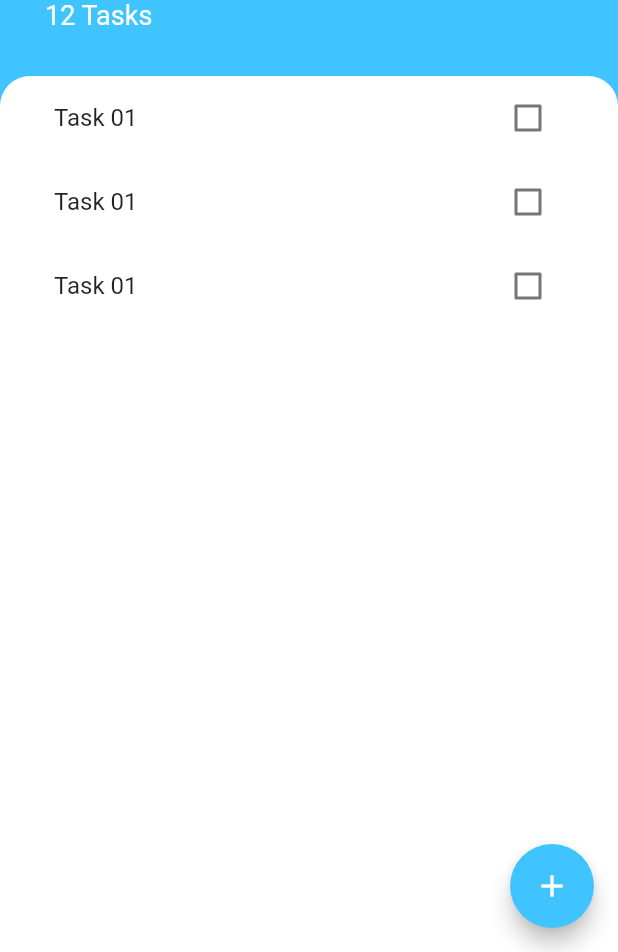
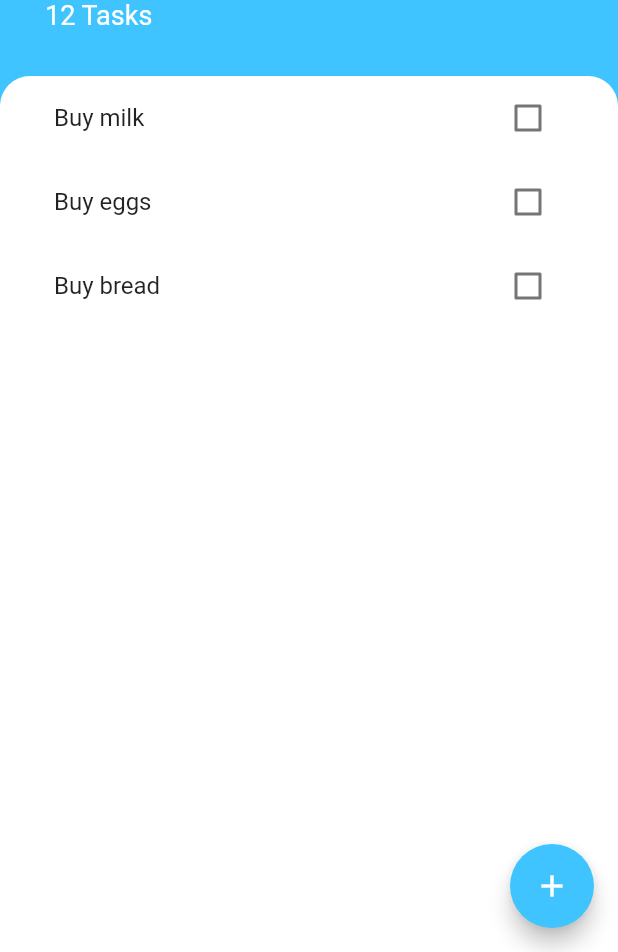
Before and after one commit to nmoragane/todoey, a Flutter app: the screen it shows after launch, on a phone screen of 412 x 824 dp, the part 284-1236 px from its top. Run offline on Flutter 3.47's test engine with Material 2 defaults, Android fonts, the phone set to English and light mode, and no system bars.

Commit message:
add tasks initialized

```diff
--- /dev/null
+++ b/lib/modal/task.dart
@@ -0,0 +1,13 @@
+class Task {
+  final String name;
+  bool isDone;
+
+  Task({
+    this.name,
+    this.isDone = false,
+  });
+
+  void toggleDone() {
+    isDone != isDone;
+  }
+}
--- a/lib/screens/add_task_screen.dart
+++ b/lib/screens/add_task_screen.dart
@@ -1,8 +1,14 @@
 import 'package:flutter/material.dart';
 
 class AddTaskScreen extends StatelessWidget {
+  final Function addTaskCallback;
+
+  const AddTaskScreen(this.addTaskCallback);
+
   @override
   Widget build(BuildContext context) {
+    String newTaskTitle;
+
     return Container(
       color: Color(0xff757575),
       child: Container(
@@ -28,10 +34,15 @@ class AddTaskScreen extends StatelessWidget {
             TextField(
               autofocus: true,
               textAlign: TextAlign.center,
+              onChanged: (newText) {
+                newTaskTitle = newText;
+              },
             ),
             FlatButton(
               color: Colors.lightBlueAccent,
-              onPressed: () {},
+              onPressed: () {
+                print(newTaskTitle);
+              },
               child: Text(
                 'Add',
                 style: TextStyle(
--- a/lib/screens/tasks_screen.dart
+++ b/lib/screens/tasks_screen.dart
@@ -1,8 +1,20 @@
 import 'package:flutter/material.dart';
 import '../widgets/tasks_list.dart';
 import '../screens/add_task_screen.dart';
+import '../modal/task.dart';
 
-class TasksScreen extends StatelessWidget {
+class TasksScreen extends StatefulWidget {
+  @override
+  _TasksScreenState createState() => _TasksScreenState();
+}
+
+class _TasksScreenState extends State<TasksScreen> {
+  List<Task> tasks = [
+    Task(name: 'Buy milk'),
+    Task(name: 'Buy eggs'),
+    Task(name: 'Buy bread'),
+  ];
+
   @override
   Widget build(BuildContext context) {
     return Scaffold(
@@ -11,7 +23,9 @@ class TasksScreen extends StatelessWidget {
         onPressed: () {
           showModalBottomSheet(
             context: context,
-            builder: (context) => AddTaskScreen(),
+            builder: (context) => AddTaskScreen((newTaskTitle) {
+              print(newTaskTitle);
+            }),
           );
         },
         backgroundColor: Colors.lightBlueAccent,
@@ -70,7 +84,7 @@ class TasksScreen extends StatelessWidget {
                 ),
                 color: Colors.white,
               ),
-              child: TasksList(),
+              child: TasksList(tasks),
             ),
           ),
         ],
--- a/lib/widgets/tasks_list.dart
+++ b/lib/widgets/tasks_list.dart
@@ -1,15 +1,32 @@
 import 'package:flutter/material.dart';
 import 'tasks_tile.dart';
+import '../modal/task.dart';
 
-class TasksList extends StatelessWidget {
+class TasksList extends StatefulWidget {
+  final List<Task> tasks;
+
+  TasksList(this.tasks);
+
+  @override
+  _TasksListState createState() => _TasksListState();
+}
+
+class _TasksListState extends State<TasksList> {
   @override
   Widget build(BuildContext context) {
-    return ListView(
-      children: <Widget>[
-        TaskTile(),
-        TaskTile(),
-        TaskTile(),
-      ],
+    return ListView.builder(
+      itemBuilder: (context, index) {
+        return TaskTile(
+          taskTitle: widget.tasks[index].name,
+          isChecked: widget.tasks[index].isDone,
+          checkboxCallback: (checkboxState) {
+            setState(() {
+              widget.tasks[index].toggleDone();
+            });
+          },
+        );
+      },
+      itemCount: widget.tasks.length,
     );
   }
 }
--- a/lib/widgets/tasks_tile.dart
+++ b/lib/widgets/tasks_tile.dart
@@ -1,45 +1,36 @@
 import 'package:flutter/material.dart';
 
-class TaskTile extends StatefulWidget {
-  @override
-  _TaskTileState createState() => _TaskTileState();
-}
+class TaskTile extends StatelessWidget {
+  final bool isChecked;
+  final String taskTitle;
+  final Function checkboxCallback;
 
-class _TaskTileState extends State<TaskTile> {
-  bool isChecked = false;
+  TaskTile({
+    this.isChecked,
+    this.taskTitle,
+    this.checkboxCallback,
+  });
 
-  void checkboxChecked(bool checkboxState) {
-    setState(() {
-      isChecked = checkboxState;
-    });
-  }
+  // void checkboxChecked(bool checkboxState) {
+  // setState(() {
+  //   isChecked = checkboxState;
+  // });
+  // }
 
   @override
   Widget build(BuildContext context) {
     return ListTile(
       title: Text(
-        'Task 01',
+        taskTitle,
         style: TextStyle(
           decoration: isChecked ? TextDecoration.lineThrough : null,
         ),
       ),
-      trailing: TaskCheckBox(isChecked, checkboxChecked),
+      trailing: Checkbox(
+        activeColor: Colors.lightBlueAccent,
+        value: isChecked,
+        onChanged: checkboxCallback,
+      ),
     );
   }
 }
-
-class TaskCheckBox extends StatelessWidget {
-  final bool checkBoxState;
-  final Function toggleCheckBoxState;
-
-  TaskCheckBox(this.checkBoxState, this.toggleCheckBoxState);
-
-  @override
-  Widget build(BuildContext context) {
-    return Checkbox(
-      activeColor: Colors.lightBlueAccent,
-      value: checkBoxState,
-      onChanged: toggleCheckBoxState,
-    );
-  }
-}
```
